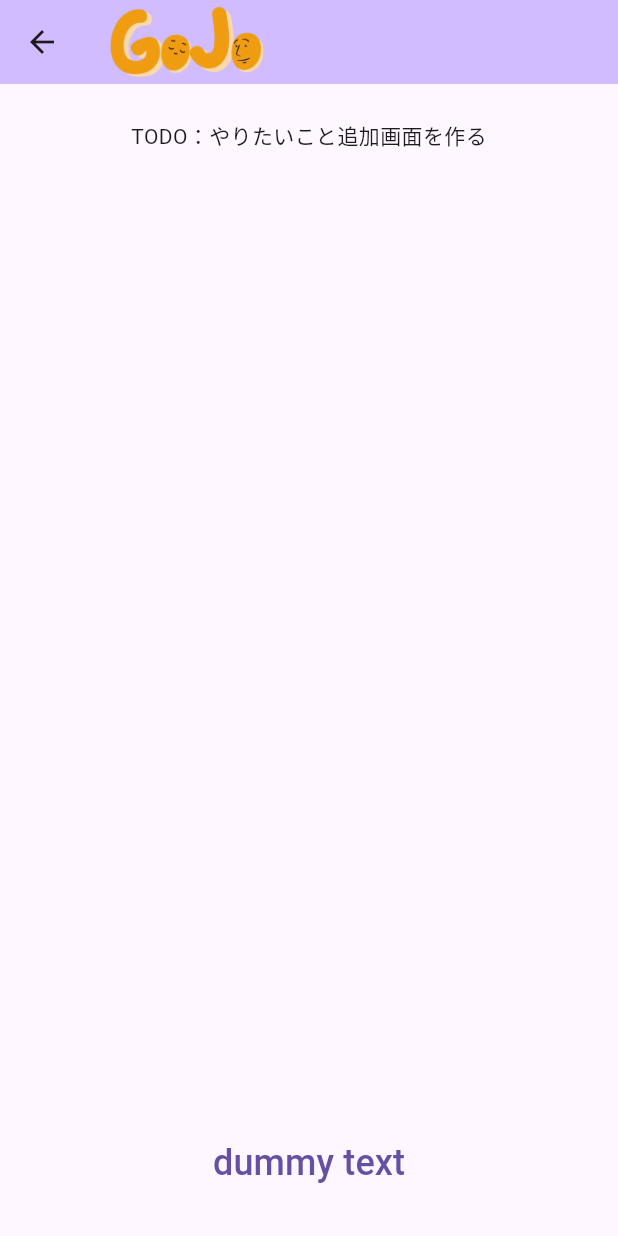
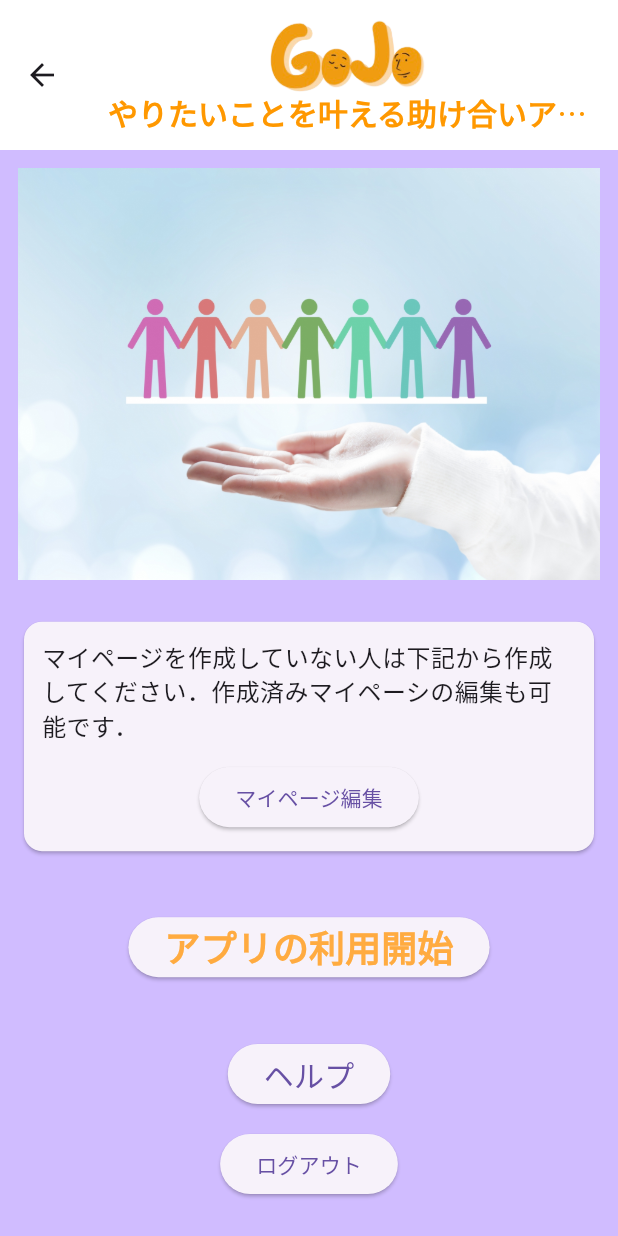
Before and after one commit to nabe33/Gojo2024, a Flutter app: the TopPage screen opened directly, on a phone screen of 412 x 824 dp. Run offline on Flutter 3.47's test engine with Material 3 defaults, Android fonts, the phone set to English and light mode, and no system bars; our stand-ins replace cloud_firestore, firebase_auth, firebase_core; accounts and stored records are empty; generated files the repository leaves out were written again.

Commit message:
トップページ（ボタンの中身は未実装）作成

```diff
--- a/lib/toppage.dart
+++ b/lib/toppage.dart
@@ -1,6 +1,7 @@
 import 'package:flutter/material.dart';
 import 'package:cloud_firestore/cloud_firestore.dart';
 
+// トップページ：マイページ設定，アプリを始める，ログアウト，チュートリアル
 class TopPage extends StatefulWidget {
   const TopPage({super.key});
 
@@ -42,17 +43,69 @@ class _TopPageState extends State<TopPage> {
   Widget build(BuildContext context) {
     return Scaffold(
       appBar: AppBar(
-        backgroundColor: Theme.of(context).colorScheme.inversePrimary,
-        title: Image.asset('assets/images/GOJO.png', height: 50),
+        backgroundColor: Colors.white,
+        // backgroundColor: Theme.of(context).colorScheme.inversePrimary,
+        toolbarHeight: 100.0,
+        title: Column(
+          mainAxisAlignment: MainAxisAlignment.center,
+          children: [
+            Image.asset('assets/images/GOJO.png', height: 50),
+            Text(
+              'やりたいことを叶える助け合いアプリ',
+              style: TextStyle(
+                  fontSize: 20,
+                  color: Colors.orange,
+                  fontWeight: FontWeight.bold),
+            ),
+          ],
+        ),
       ),
+      // Body-----------------
       body: Center(
         child: Container(
-          padding: const EdgeInsets.all(24),
+          color: Theme.of(context).colorScheme.inversePrimary,
+          padding: const EdgeInsets.all(12),
           child: Column(
             mainAxisAlignment: MainAxisAlignment.center,
             children: <Widget>[
-              const Text('TODO：やりたいこと追加画面を作る'),
+              Image.asset('assets/images/image_m.jpg'), // イメージ画像
               const SizedBox(height: 24),
+              Card(
+                child: Padding(
+                  padding: const EdgeInsets.all(12),
+                  child: Column(
+                    children: <Widget>[
+                      Text(
+                        'マイページを作成していない人は下記から作成してください．作成済みマイペーシの編集も可能です．',
+                        style: TextStyle(
+                          fontSize: 16,
+                        ),
+                      ),
+                      const SizedBox(height: 12),
+                      ElevatedButton(onPressed: () {}, child: Text('マイページ編集')),
+                    ],
+                  ),
+                ),
+              ),
+              SizedBox(height: 36),
+              ElevatedButton(
+                  onPressed: () {},
+                  child: Text(
+                    'アプリの利用開始',
+                    style: TextStyle(
+                        fontSize: 24,
+                        color: Colors.orangeAccent,
+                        fontWeight: FontWeight.bold),
+                  )),
+              Spacer(),
+              ElevatedButton(
+                  onPressed: () {},
+                  child: Text('ヘルプ', style: TextStyle(fontSize: 20))),
+              SizedBox(height: 12),
+              ElevatedButton(onPressed: () {}, child: Text('ログアウト')),
+              SizedBox(height: 12),
+
+/*
               Expanded(
                 child: ListView.builder(
                   itemCount: _dataList.length,
@@ -63,6 +116,8 @@ class _TopPageState extends State<TopPage> {
                   },
                 ),
               ),
+ */
+              /*
               TextButton(
                 onPressed: () => {
                   // Firestoreページに遷移
@@ -76,7 +131,7 @@ class _TopPageState extends State<TopPage> {
                   'dummy text',
                   style: TextStyle(fontSize: 24),
                 ),
-              ),
+              ),*/
             ],
           ),
         ),
--- a/pubspec.yaml
+++ b/pubspec.yaml
@@ -68,6 +68,9 @@ flutter:
   assets:
     - assets/images/GOJO.png
     - assets/images/GOJO2.png
+    - assets/images/image_m.jpg
+    - assets/sounds/chime_01.mp3
+    - assets/sounds/pirorin_01.mp3
 
   # An image asset can refer to one or more resolution-specific "variants", see
   # https://flutter.dev/to/resolution-aware-images
```
Also changed, not shown: assets/images/image_m.jpg (added), 2 other files.
